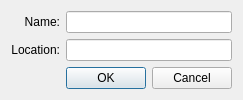
Before: the Qt Designer form outlet.ui in LiamKeene/PyFuelDB, drawn with Qt 5.
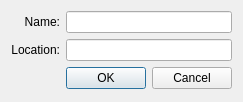
After: the same form once the commit is applied.

Commit message: Modified dialogs (new .ui file format)

```diff
--- a/outlet.ui
+++ b/outlet.ui
@@ -4,12 +4,12 @@
   <property name="windowModality" >
    <enum>Qt::ApplicationModal</enum>
   </property>
-  <property name="geometry" >
+  <property name="geometry">
    <rect>
     <x>0</x>
     <y>0</y>
     <width>233</width>
-    <height>81</height>
+    <height>102</height>
    </rect>
   </property>
   <property name="windowTitle" >
```
Left out of the diff: 84 changed lines with no effect on the pictures. The commit also changes 3 other files.
